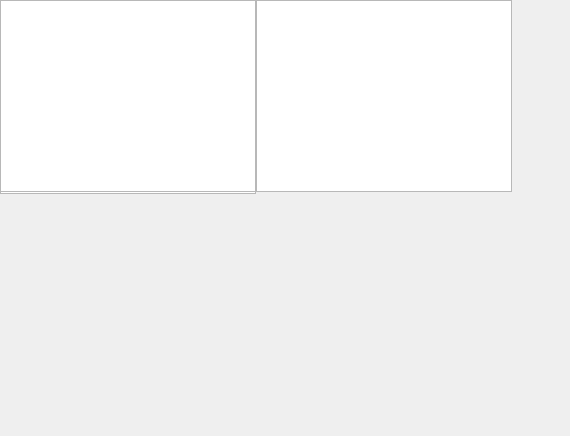
Old version of the form OperationUnit/operationunitrelationanalysis.ui in the repository yukuan1991/SLP.
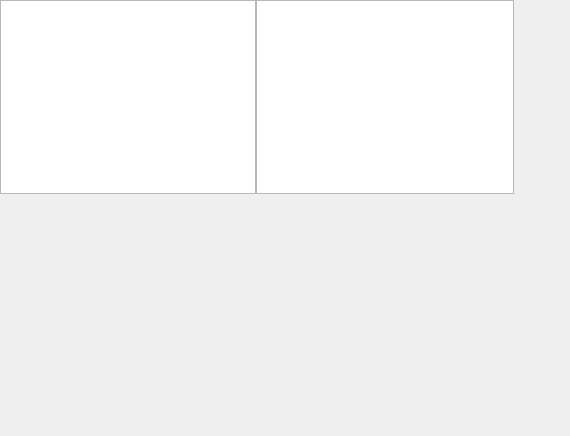
New version of the form.

The edit to the form file:
```diff
--- a/OperationUnit/operationunitrelationanalysis.ui
+++ b/OperationUnit/operationunitrelationanalysis.ui
@@ -13,7 +13,7 @@
   <property name="windowTitle">
    <string>Form</string>
   </property>
-  <widget class="QWidget" name="">
+  <widget class="QWidget" name="layoutWidget">
    <property name="geometry">
     <rect>
      <x>0</x>
@@ -75,7 +75,15 @@
     </item>
    </layout>
   </widget>
-  <widget class="QWidget" name="">
+  <widget class="QWidget" name="layoutWidget">
+   <property name="geometry">
+    <rect>
+     <x>0</x>
+     <y>0</y>
+     <width>514</width>
+     <height>194</height>
+    </rect>
+   </property>
    <layout class="QHBoxLayout" name="horizontalLayout" stretch="0,5">
     <property name="spacing">
      <number>0</number>
```
